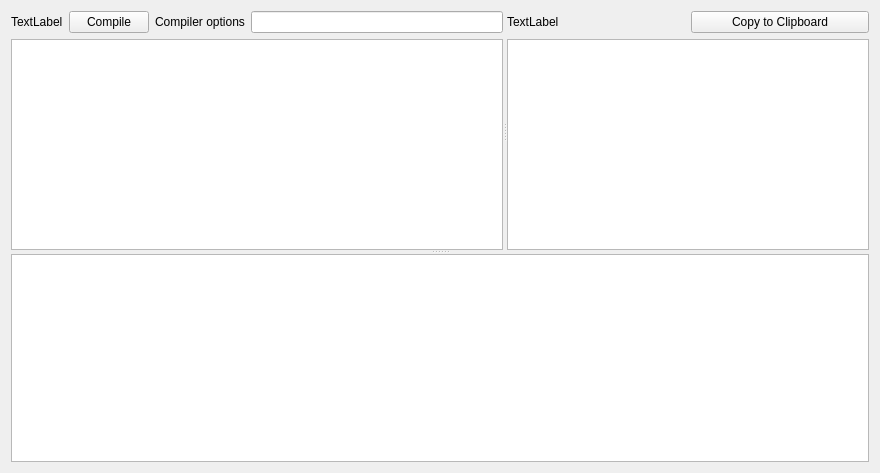
Before: the Qt Designer form src/ui/compiler_tab/compilertab.ui in SrijithKurelli/Kites-RVV, drawn with Qt 5.
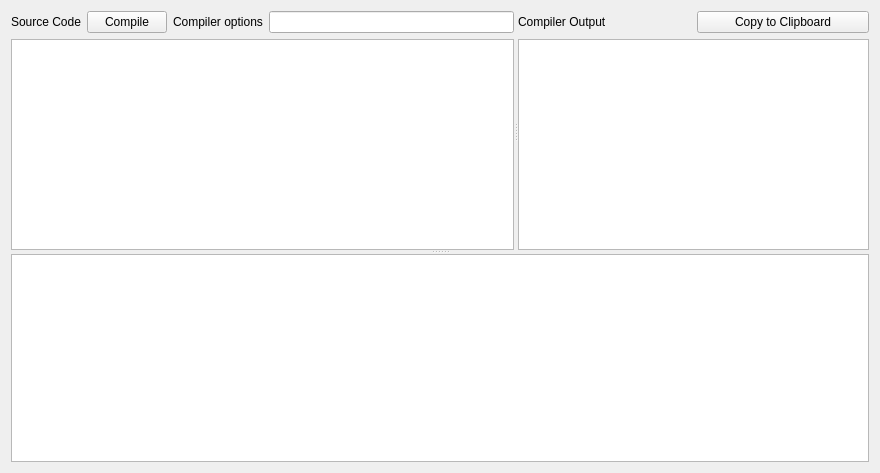
After: the same form once the commit is applied. Custom widgets are drawn as their Qt base class.

Commit message: Fix GUI cache, compiler, and profiler issues

Diff of the .ui file:
```diff
--- a/src/ui/compiler_tab/compilertab.ui
+++ b/src/ui/compiler_tab/compilertab.ui
@@ -30,7 +30,7 @@
           <item>
            <widget class="QLabel" name="label">
             <property name="text">
-             <string>TextLabel</string>
+             <string>Source Code</string>
             </property>
            </widget>
           </item>
@@ -65,7 +65,7 @@
           <item>
            <widget class="QLabel" name="label_2">
             <property name="text">
-             <string>TextLabel</string>
+             <string>Compiler Output</string>
             </property>
            </widget>
           </item>
```
